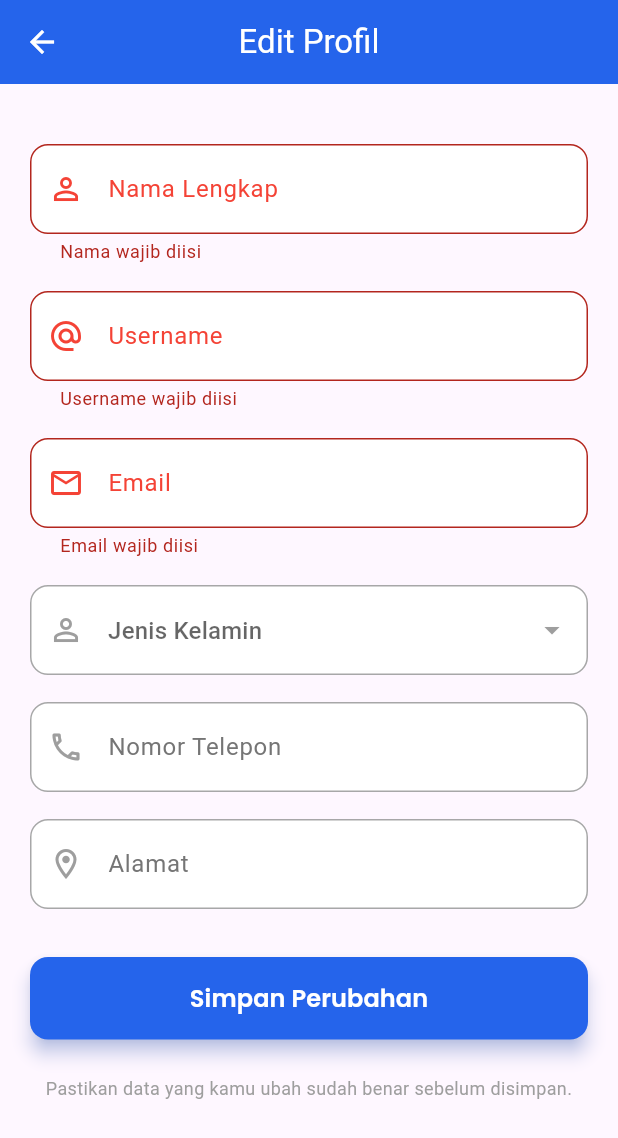
After one commit to Batagor-dev/soma_app, a Flutter app: the EditProfileScreen screen opened by its route, after a tap on "Jenis Kelamin", after a tap on "Simpan Perubahan", on a phone screen of 412 x 824 dp. The commit adds this screen. Shown: the top 1138 px of the screen. Run offline on Flutter 3.47's test engine with Material 3 defaults, Android fonts, the phone set to English and light mode, and no system bars; our stand-ins replace dio, google_fonts, image_picker, remixicon, shared_preferences, shimmer; accounts and stored records are empty; network calls fail.

Commit message:
edit-profile done( kecuali ui gender)

```diff
--- a/lib/core/routes/routes.dart
+++ b/lib/core/routes/routes.dart
@@ -9,6 +9,8 @@ import '../../features/user/transaksi_screen.dart';
 import '../../features/user/transaksi/history_screen.dart';
 import '../../features/user/transaksi/pengeluaran_screen.dart';
 import '../../features/user/transaksi/transaksi_detail_screen.dart';
+import '../../features/user/acount/edit_profile_screen.dart';
+import '../../features/user/acount/ganti_password_screen.dart';
 
 class Routes {
   static const String login = '/login';
@@ -24,6 +26,8 @@ class Routes {
   static const String history = '/history';
   static const String pengeluaran = '/pengeluaran';
   static const String transaksiDetail = '/transaksi-detail';
+  static const String editProfile = '/edit-profile';
+  static const String gantiPassword = '/ganti-password';
 
   static Map<String, WidgetBuilder> routes = {
     login: (_) => const LoginScreen(),
@@ -36,5 +40,7 @@ class Routes {
     history: (_) => const HistoryScreen(),
     pengeluaran: (_) => const PengeluaranScreen(),
     transaksiDetail: (_) => const TransaksiDetailScreen(),
+    editProfile: (_) => const EditProfileScreen(),
+    gantiPassword: (_) => const GantiPasswordScreen(),
   };
 }
--- a/lib/core/services/auth_service.dart
+++ b/lib/core/services/auth_service.dart
@@ -72,4 +72,59 @@ class AuthService {
 
     _dio.options.headers.remove("Authorization");
   }
+
+  Future<Map<String, dynamic>> updateProfile({
+    String? name,
+    String? username,
+    String? email,
+    String? gender,
+    String? phone,
+    String? address,
+  }) async {
+    try {
+      final response = await _dio.put(
+        "/auth/update-profile",
+        data: {
+          if (name != null) "name": name,
+          if (username != null) "username": username,
+          if (email != null) "email": email,
+          if (gender != null) "gender": gender,
+          if (phone != null) "phone": phone,
+          if (address != null) "address": address,
+        },
+      );
+
+      return {
+        "success": true,
+        "data": response.data["data"],
+        "message": response.data["message"],
+      };
+    } on DioException catch (e) {
+      final errors = e.response?.data["errors"];
+
+      if (errors != null) {
+        if (errors["email"] != null) {
+          throw Exception(errors["email"][0]);
+        }
+        if (errors["username"] != null) {
+          throw Exception(errors["username"][0]);
+        }
+      }
+
+      throw Exception("Gagal update profil");
+    }
+  }
+
+  Future<Map<String, dynamic>> getMe() async {
+    try {
+      final response = await _dio.get("/auth/me");
+
+      return {
+        "success": true,
+        "data": response.data["data"],
+      };
+    } catch (e) {
+      throw Exception("Gagal mengambil data me");
+    }
+  }
 }
--- /dev/null
+++ b/lib/features/user/acount/edit_profile_screen.dart
@@ -0,0 +1,304 @@
+import 'package:flutter/material.dart';
+import 'package:remixicon/remixicon.dart';
+import 'package:shimmer/shimmer.dart';
+import '../../../core/services/auth_service.dart';
+import '../../../widgets/input_text.dart';
+import '../../../widgets/input_dropdown.dart';
+import '../../../widgets/button_auth.dart';
+import '../../../core/theme/app_colors.dart';
+
+class EditProfileScreen extends StatefulWidget {
+  const EditProfileScreen({super.key});
+
+  @override
+  State<EditProfileScreen> createState() => _EditProfileScreenState();
+}
+
+class _EditProfileScreenState extends State<EditProfileScreen> {
+  final TextEditingController _nameController = TextEditingController();
+  final TextEditingController _usernameController = TextEditingController();
+  final TextEditingController _emailController = TextEditingController();
+  final TextEditingController _phoneController = TextEditingController();
+  final TextEditingController _addressController = TextEditingController();
+
+  final AuthService _authService = AuthService();
+
+  bool _isLoading = false;
+  bool _isInitialLoading = true;
+
+  String? _selectedGender;
+
+  String? _nameError;
+  String? _usernameError;
+  String? _emailError;
+
+  final List<String> _genderList = ["male", "female", "other"];
+
+  @override
+  void initState() {
+    super.initState();
+    _loadProfile();
+  }
+
+  Future<void> _loadProfile() async {
+    try {
+      final result = await _authService.getMe();
+      if (!mounted) return;
+
+      final data = result["data"];
+
+      String? genderFromApi = data["gender"]?.toString().trim().toLowerCase();
+
+      setState(() {
+        _nameController.text = data["name"] ?? "";
+        _usernameController.text = data["username"] ?? "";
+        _emailController.text = data["email"] ?? "";
+        _phoneController.text = data["phone"] ?? "";
+        _addressController.text = data["address"] ?? "";
+
+        _selectedGender =
+            _genderList.contains(genderFromApi) ? genderFromApi : null;
+
+        _isInitialLoading = false;
+      });
+    } catch (e) {
+      if (!mounted) return;
+      setState(() => _isInitialLoading = false);
+      _showError("Gagal mengambil data profile");
+    }
+  }
+
+  bool _validate() {
+    bool isValid = true;
+
+    setState(() {
+      _nameError = null;
+      _usernameError = null;
+      _emailError = null;
+
+      if (_nameController.text.trim().isEmpty) {
+        _nameError = "Nama wajib diisi";
+        isValid = false;
+      }
+
+      if (_usernameController.text.trim().isEmpty) {
+        _usernameError = "Username wajib diisi";
+        isValid = false;
+      }
+
+      if (_emailController.text.trim().isEmpty) {
+        _emailError = "Email wajib diisi";
+        isValid = false;
+      } else if (!_emailController.text.contains("@")) {
+        _emailError = "Format email tidak valid";
+        isValid = false;
+      }
+    });
+
+    return isValid;
+  }
+
+  void _showSuccess(String message) {
+    ScaffoldMessenger.of(context).showSnackBar(
+      SnackBar(
+        content: Row(
+          children: const [
+            Icon(Remix.checkbox_circle_fill, color: Colors.white),
+            SizedBox(width: 12),
+            Expanded(child: Text("Profil berhasil diperbarui")),
+          ],
+        ),
+        backgroundColor: Colors.green,
+        behavior: SnackBarBehavior.floating,
+        margin: const EdgeInsets.all(16),
+      ),
+    );
+  }
+
+  void _showError(String message) {
+    ScaffoldMessenger.of(context).showSnackBar(
+      SnackBar(
+        content: Row(
+          children: [
+            const Icon(Remix.error_warning_fill, color: Colors.white),
+            const SizedBox(width: 12),
+            Expanded(child: Text(message)),
+          ],
+        ),
+        backgroundColor: Colors.red,
+        behavior: SnackBarBehavior.floating,
+        margin: const EdgeInsets.all(16),
+      ),
+    );
+  }
+
+  Future<void> _submit() async {
+    if (!_validate()) return;
+
+    setState(() => _isLoading = true);
+
+    try {
+      final result = await _authService.updateProfile(
+        name: _nameController.text.trim(),
+        username: _usernameController.text.trim(),
+        email: _emailController.text.trim(),
+        phone: _phoneController.text.trim(),
+        address: _addressController.text.trim(),
+        gender: _selectedGender,
+      );
+
+      if (!mounted) return;
+
+      setState(() => _isLoading = false);
+
+      if (result["success"] == true) {
+        _showSuccess(result["message"] ?? "");
+        await _loadProfile();
+      } else {
+        _showError("Gagal memperbarui profil");
+      }
+    } catch (e) {
+      if (!mounted) return;
+      setState(() => _isLoading = false);
+      _showError(e.toString().replaceAll("Exception: ", ""));
+    }
+  }
+
+  Widget _buildSkeleton({double height = 50}) {
+    return Shimmer.fromColors(
+      baseColor: Colors.grey[300]!,
+      highlightColor: Colors.grey[100]!,
+      child: Container(
+        height: height,
+        decoration: BoxDecoration(
+          color: Colors.white,
+          borderRadius: BorderRadius.circular(12),
+        ),
+      ),
+    );
+  }
+
+  @override
+  void dispose() {
+    _nameController.dispose();
+    _usernameController.dispose();
+    _emailController.dispose();
+    _phoneController.dispose();
+    _addressController.dispose();
+    super.dispose();
+  }
+
+  @override
+  Widget build(BuildContext context) {
+    return Scaffold(
+      appBar: AppBar(
+        backgroundColor: AppColors.primary,
+        centerTitle: true,
+        leading: IconButton(
+          icon: const Icon(Icons.arrow_back, color: Colors.white),
+          onPressed: () => Navigator.pop(context),
+        ),
+        title: const Text(
+          "Edit Profil",
+          style: TextStyle(color: Colors.white),
+        ),
+      ),
+      body: Padding(
+        padding: const EdgeInsets.all(20),
+        child: ListView(
+          children: [
+            const SizedBox(height: 20),
+            _isInitialLoading
+                ? _buildSkeleton()
+                : InputText(
+                    controller: _nameController,
+                    hint: "Nama Lengkap",
+                    icon: Icons.person_outline,
+                    errorText: _nameError,
+                  ),
+            const SizedBox(height: 18),
+            _isInitialLoading
+                ? _buildSkeleton()
+                : InputText(
+                    controller: _usernameController,
+                    hint: "Username",
+                    icon: Icons.alternate_email,
+                    errorText: _usernameError,
+                  ),
+            const SizedBox(height: 18),
+            _isInitialLoading
+                ? _buildSkeleton()
+                : InputText(
+                    controller: _emailController,
+                    hint: "Email",
+                    icon: Icons.email_outlined,
+                    keyboardType: TextInputType.emailAddress,
+                    errorText: _emailError,
+                  ),
+            const SizedBox(height: 18),
+            _isInitialLoading
+                ? _buildSkeleton()
+                : InputDropdown(
+                    hint: "Jenis Kelamin",
+                    value: _selectedGender,
+                    icon: Icons.person_outline,
+                    items: const [
+                      DropdownMenuItem(
+                        value: "male",
+                        child: Text("Laki-laki"),
+                      ),
+                      DropdownMenuItem(
+                        value: "female",
+                        child: Text("Perempuan"),
+                      ),
+                      DropdownMenuItem(
+                        value: "other",
+                        child: Text("Lainnya"),
+                      ),
+                    ],
+                    onChanged: (value) {
+                      setState(() {
+                        _selectedGender = value;
+                      });
+                    },
+                  ),
+            const SizedBox(height: 18),
+            _isInitialLoading
+                ? _buildSkeleton()
+                : InputText(
+                    controller: _phoneController,
+                    hint: "Nomor Telepon",
+                    icon: Icons.phone_outlined,
+                    keyboardType: TextInputType.phone,
+                  ),
+            const SizedBox(height: 18),
+            _isInitialLoading
+                ? _buildSkeleton(height: 70)
+                : InputText(
+                    controller: _addressController,
+                    hint: "Alamat",
+                    icon: Icons.location_on_outlined,
+                  ),
+            const SizedBox(height: 32),
+            _isInitialLoading
+                ? _buildSkeleton(height: 55)
+                : ButtonAuth(
+                    text: "Simpan Perubahan",
+                    isLoading: _isLoading,
+                    onPressed: _submit,
+                  ),
+            const SizedBox(height: 24),
+            const Text(
+              "Pastikan data yang kamu ubah sudah benar sebelum disimpan.",
+              textAlign: TextAlign.center,
+              style: TextStyle(
+                fontSize: 12,
+                color: Colors.grey,
+              ),
+            ),
+          ],
+        ),
+      ),
+    );
+  }
+}
--- /dev/null
+++ b/lib/widgets/input_dropdown.dart
@@ -0,0 +1,78 @@
+import 'package:flutter/material.dart';
+import 'package:google_fonts/google_fonts.dart';
+import '../../core/theme/app_colors.dart';
+import '../../core/theme/app_sizes.dart';
+
+class InputDropdown extends StatelessWidget {
+  final String hint;
+  final String? value;
+  final List<DropdownMenuItem<String>> items;
+  final Function(String?) onChanged;
+  final IconData? icon;
+  final String? errorText;
+
+  const InputDropdown({
+    super.key,
+    required this.hint,
+    required this.value,
+    required this.items,
+    required this.onChanged,
+    this.icon,
+    this.errorText,
+  });
+
+  @override
+  Widget build(BuildContext context) {
+    final bool hasError = errorText != null && errorText!.isNotEmpty;
+
+    return Container(
+      width: double.infinity, // Memastikan container mengambil lebar penuh
+      child: DropdownButtonFormField<String>(
+        value: value,
+        isExpanded: true,
+        decoration: InputDecoration(
+          hintText: hint,
+          hintStyle: GoogleFonts.roboto(
+            color: hasError ? Colors.red : Colors.grey[600],
+          ),
+          errorText: errorText,
+          prefixIcon: icon != null
+              ? Icon(icon, color: hasError ? Colors.red : Colors.grey)
+              : null,
+          filled: true,
+          fillColor: AppColors.background,
+          contentPadding:
+              const EdgeInsets.symmetric(vertical: 18, horizontal: 16),
+          border: OutlineInputBorder(
+            borderRadius: BorderRadius.circular(AppSizes.r12),
+            borderSide: BorderSide(
+                color: hasError ? Colors.red : AppColors.surface, width: 1),
+          ),
+          enabledBorder: OutlineInputBorder(
+            borderRadius: BorderRadius.circular(AppSizes.r12),
+            borderSide: BorderSide(
+                color: hasError ? Colors.red : AppColors.surface, width: 1),
+          ),
+          focusedBorder: OutlineInputBorder(
+            borderRadius: BorderRadius.circular(AppSizes.r12),
+            borderSide: BorderSide(
+                color: hasError ? Colors.red : AppColors.surface, width: 1),
+          ),
+        ),
+        items: items,
+        onChanged: onChanged,
+        menuMaxHeight: 300,
+        // Menambahkan properti ini untuk memastikan dropdown di bawah
+        borderRadius: BorderRadius.circular(AppSizes.r12),
+        // Menambahkan elevation untuk efek bayangan
+        elevation: 8,
+        // Menambahkan style untuk item dropdown
+        dropdownColor: Colors.white,
+        icon: Icon(
+          Icons.arrow_drop_down,
+          color: hasError ? Colors.red : Colors.grey,
+        ),
+      ),
+    );
+  }
+}
```
Also changed, not shown: lib/features/user/acount/ganti_password_screen.dart (added, +12 -0 lines), lib/features/user/pengaturan_screen.dart (+127 -3 lines), lib/widgets/menu_item_widget.dart (added, +104 -0 lines).
